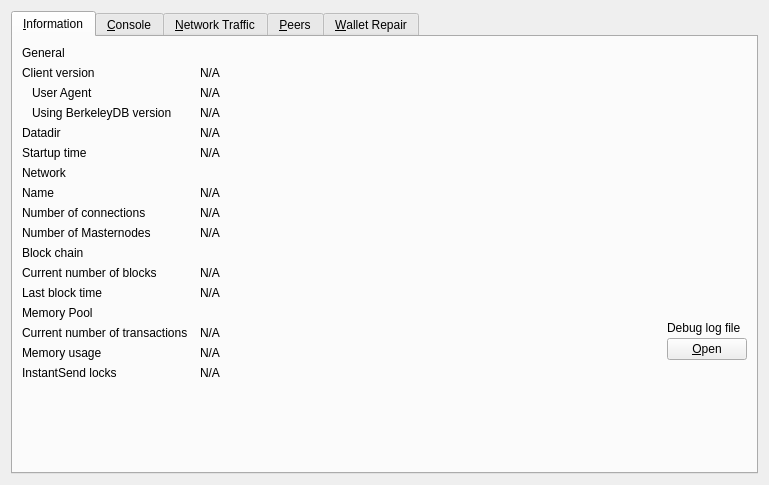
ioncoincore/ion, file src/qt/forms/debugwindow.ui: the form before one commit.
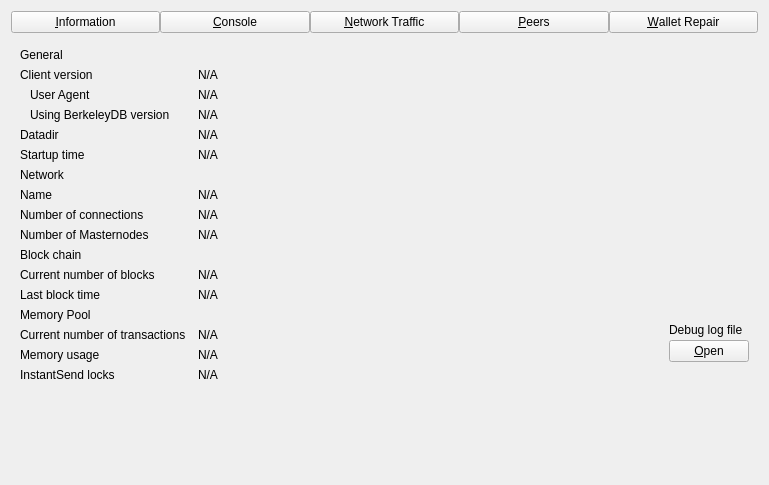
The form after the commit. Icons and pictures are not drawn. Custom widgets are drawn as their Qt base class.

What changed in the file:
```diff
--- a/src/qt/forms/debugwindow.ui
+++ b/src/qt/forms/debugwindow.ui
@@ -15,14 +15,77 @@
   </property>
   <layout class="QVBoxLayout" name="verticalLayout_2">
    <item>
-    <widget class="QTabWidget" name="tabWidget">
+    <layout class="QHBoxLayout" name="horizontalLayout_Buttons_2">
+     <property name="spacing">
+      <number>0</number>
+     </property>
+     <property name="topMargin">
+      <number>0</number>
+     </property>
+     <item>
+      <widget class="QPushButton" name="btnInfo">
+       <property name="text">
+        <string>&amp;Information</string>
+       </property>
+       <property name="checkable">
+        <bool>true</bool>
+       </property>
+      </widget>
+     </item>
+     <item>
+      <widget class="QPushButton" name="btnConsole">
+       <property name="text">
+        <string>&amp;Console</string>
+       </property>
+       <property name="checkable">
+        <bool>true</bool>
+       </property>
+      </widget>
+     </item>
+     <item>
+      <widget class="QPushButton" name="btnNetTraffic">
+       <property name="text">
+        <string>&amp;Network Traffic</string>
+       </property>
+       <property name="checkable">
+        <bool>true</bool>
+       </property>
+      </widget>
+     </item>
+     <item>
+      <widget class="QPushButton" name="btnPeers">
+       <property name="text">
+        <string>&amp;Peers</string>
+       </property>
+       <property name="checkable">
+        <bool>true</bool>
+       </property>
+      </widget>
+     </item>
+     <item>
+      <widget class="QPushButton" name="btnRepair">
+       <property name="text">
+        <string>&amp;Wallet Repair</string>
+       </property>
+       <property name="checkable">
+        <bool>true</bool>
+       </property>
+      </widget>
+     </item>
+    </layout>
+   </item>
+   <item>
+    <widget class="QStackedWidget" name="stackedWidgetRPC">
+     <property name="minimumSize">
+      <size>
+       <width>0</width>
+       <height>0</height>
+      </size>
+     </property>
      <property name="currentIndex">
       <number>0</number>
      </property>
-     <widget class="QWidget" name="tab_info">
-      <attribute name="title">
-       <string>&amp;Information</string>
-      </attribute>
+     <widget class="QWidget" name="pageInfo">
       <layout class="QGridLayout" name="gridLayout" columnstretch="0,1,0">
        <property name="horizontalSpacing">
         <number>12</number>
@@ -418,10 +481,7 @@
        </item>
       </layout>
      </widget>
-     <widget class="QWidget" name="tab_console">
-      <attribute name="title">
-       <string>&amp;Console</string>
-      </attribute>
+     <widget class="QWidget" name="pageConsole">
       <layout class="QVBoxLayout" name="verticalLayout_3">
        <property name="spacing">
         <number>3</number>
@@ -613,10 +673,7 @@
        </item>
       </layout>
      </widget>
-     <widget class="QWidget" name="tab_nettraffic">
-      <attribute name="title">
-       <string>&amp;Network Traffic</string>
-      </attribute>
+     <widget class="QWidget" name="pageNetTraffic">
       <layout class="QHBoxLayout" name="horizontalLayout_3">
        <item>
         <layout class="QVBoxLayout" name="verticalLayout_4">
@@ -866,10 +923,7 @@
        </item>
       </layout>
      </widget>
-     <widget class="QWidget" name="tab_peers">
-      <attribute name="title">
-       <string>&amp;Peers</string>
-      </attribute>
+     <widget class="QWidget" name="pagePeers">
       <layout class="QGridLayout" name="gridLayout_2">
        <item row="0" column="0" rowspan="2">
         <layout class="QVBoxLayout" name="verticalLayout_101">
@@ -1428,10 +1482,7 @@
        </item>
       </layout>
      </widget>
-     <widget class="QWidget" name="tab_repair">
-      <attribute name="title">
-       <string>&amp;Wallet Repair</string>
-      </attribute>
+     <widget class="QWidget" name="pageRepair">
       <widget class="QPushButton" name="btn_salvagewallet">
        <property name="geometry">
         <rect>
```
Left out of the diff: 28 changed lines with no effect on the pictures.
